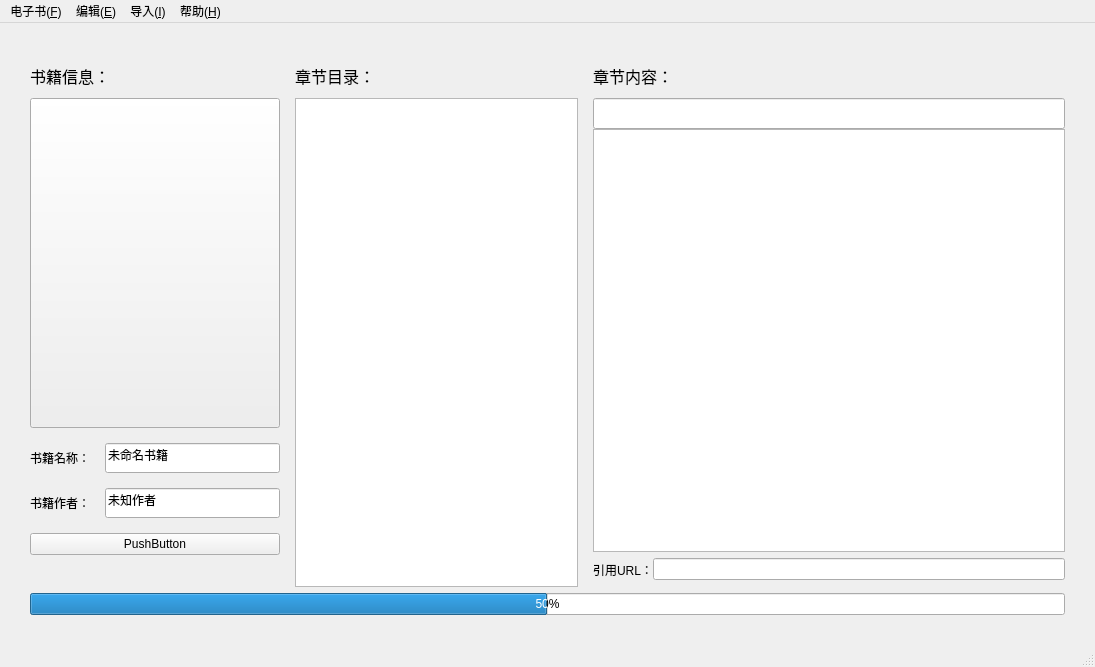
This is ui/mainWindow.ui in helscn/epub_factory as Qt 5 draws it before an edit. The edited form follows.
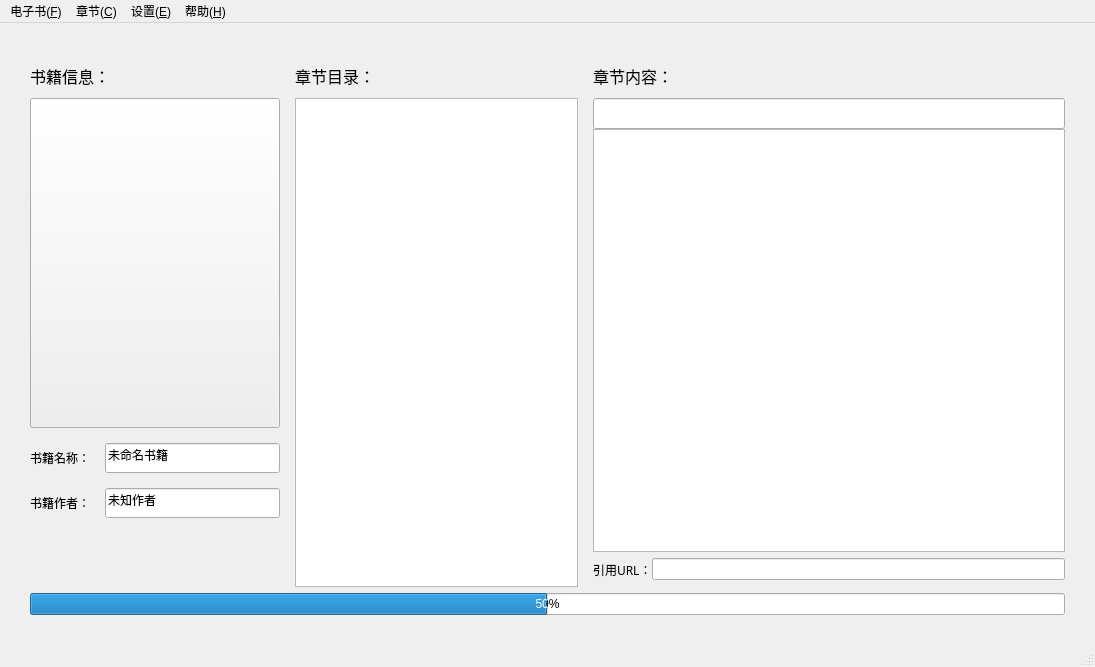
This is the edited form. Icons and pictures are not drawn.

Commit message: 增加章节的批量导入功能和网络代理功能

The edit to the form file:
```diff
--- a/ui/mainWindow.ui
+++ b/ui/mainWindow.ui
@@ -196,13 +196,6 @@
           </item>
          </layout>
         </item>
-        <item>
-         <widget class="QPushButton" name="pushButton">
-          <property name="text">
-           <string>PushButton</string>
-          </property>
-         </widget>
-        </item>
         <item>
          <spacer name="verticalSpacer">
           <property name="orientation">
@@ -351,6 +344,11 @@
               <height>35</height>
              </size>
             </property>
+            <property name="font">
+             <font>
+              <family>黑体</family>
+             </font>
+            </property>
             <property name="text">
              <string>引用URL：</string>
             </property>
@@ -396,21 +394,7 @@
    </property>
    <widget class="QMenu" name="menuImport">
     <property name="title">
-     <string>导入(&amp;I)</string>
-    </property>
-    <addaction name="actionImportFromPage"/>
-    <addaction name="actionImportFromMenu"/>
-   </widget>
-   <widget class="QMenu" name="menuFile">
-    <property name="title">
-     <string>电子书(&amp;F)</string>
-    </property>
-    <addaction name="actionSaveAs"/>
-    <addaction name="actionExit"/>
-   </widget>
-   <widget class="QMenu" name="menuEdit">
-    <property name="title">
-     <string>编辑(&amp;E)</string>
+     <string>章节(&amp;C)</string>
     </property>
     <addaction name="actionInsertSiblingChapter"/>
     <addaction name="actionInsertChildChapter"/>
@@ -418,7 +402,20 @@
     <addaction name="actionRemoveChapter"/>
     <addaction name="actionRemoveAllChapters"/>
     <addaction name="separator"/>
+    <addaction name="actionImportChapter"/>
+   </widget>
+   <widget class="QMenu" name="menuFile">
+    <property name="title">
+     <string>电子书(&amp;F)</string>
+    </property>
     <addaction name="actionSelectCover"/>
+    <addaction name="actionSaveAs"/>
+    <addaction name="actionExit"/>
+   </widget>
+   <widget class="QMenu" name="menuEdit">
+    <property name="title">
+     <string>设置(&amp;E)</string>
+    </property>
     <addaction name="actionSetStyle"/>
    </widget>
    <widget class="QMenu" name="menuHelp">
@@ -428,8 +425,8 @@
     <addaction name="actionAboutThis"/>
    </widget>
    <addaction name="menuFile"/>
-   <addaction name="menuEdit"/>
    <addaction name="menuImport"/>
+   <addaction name="menuEdit"/>
    <addaction name="menuHelp"/>
   </widget>
   <action name="actionImportFromPage">
```
Left out of the diff: 15 changed lines with no effect on the pictures. The commit also changes 7 other files.
